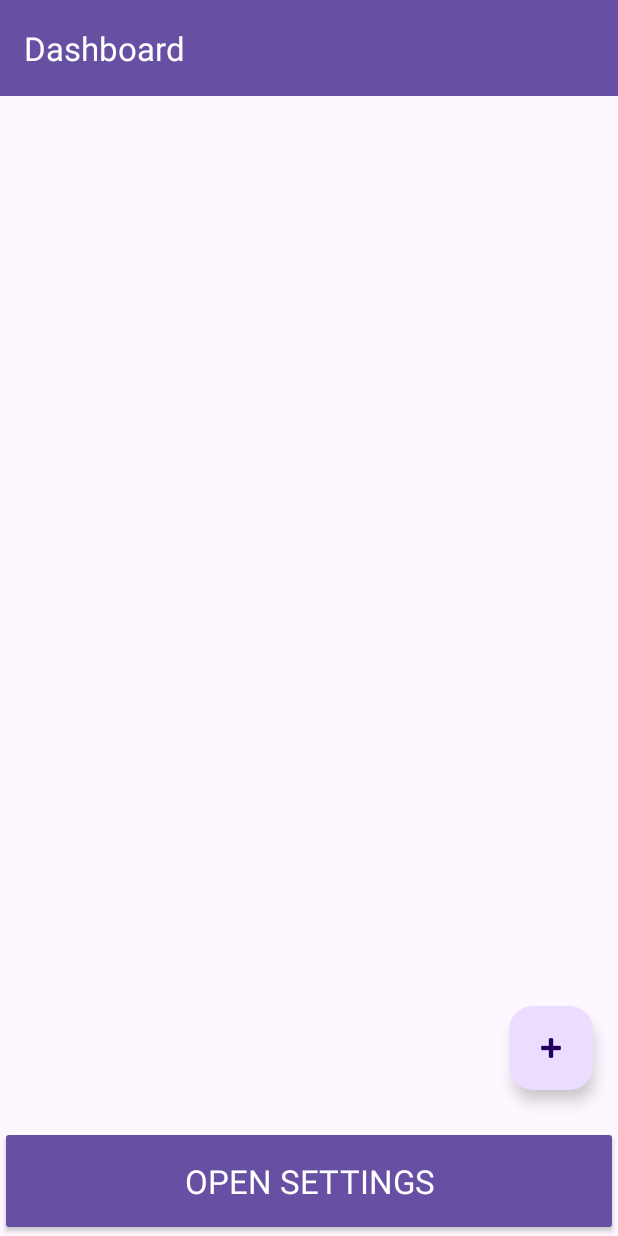
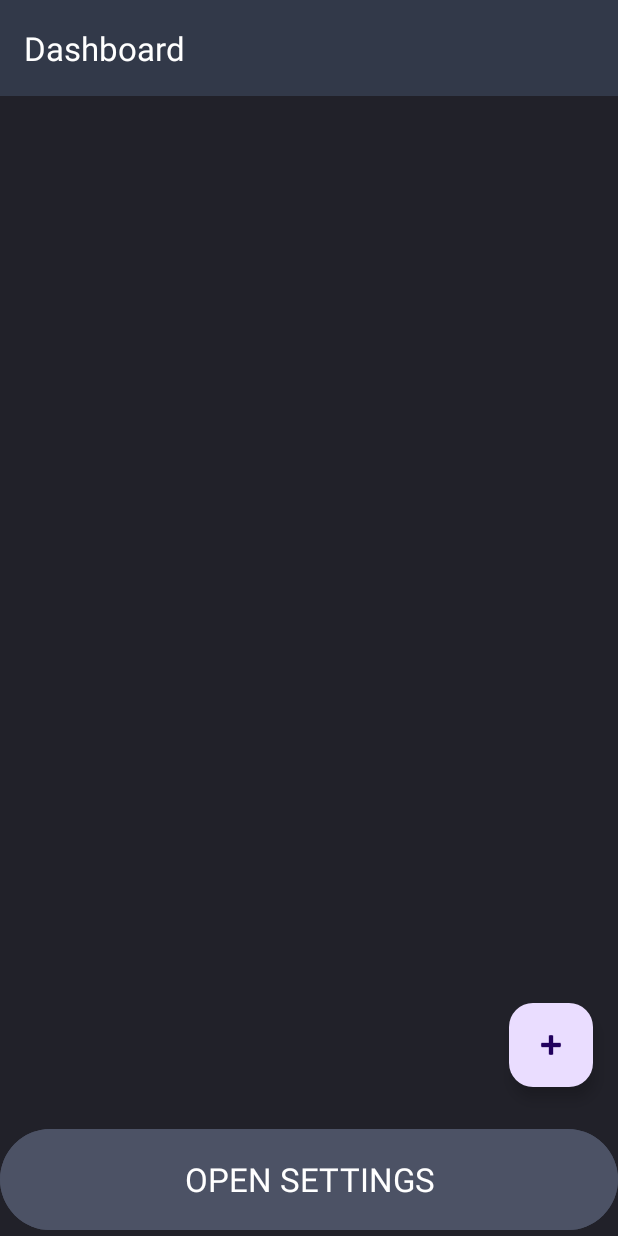
Before and after one commit to muradnajafli/To-Do-List-App, an Android app: the screen it shows after launch (MainActivity), on a phone screen of 412 x 824 dp. Run offline under Robolectric (Android 15) with nearby library versions, the phone set to English and light mode, and no system bars; our stand-ins replace Dagger/Hilt's generated code.

Commit message:
- Successfully applied Clean Architecture principles to enhance code maintainability and scalability. - Implemented MVVM design pattern correctly to ensure separation of concerns and improve testability. - Optimized performance by employing efficient database operations and asynchronous programming techniques. - Successfully identified and resolved bugs to enhance overall stability and reliability of the application.

```diff
--- a/app/src/main/java/com/muradnajafli/todolistapp/MainActivity.kt
+++ b/app/src/main/java/com/muradnajafli/todolistapp/MainActivity.kt
@@ -1,7 +1,7 @@
 package com.muradnajafli.todolistapp
 
+import android.os.Bundle
 import androidx.appcompat.app.AppCompatActivity
-import android.os.Bundle
 import com.muradnajafli.todolistapp.databinding.ActivityMainBinding
 import dagger.hilt.android.AndroidEntryPoint
 
@@ -14,4 +14,5 @@ class MainActivity : AppCompatActivity() {
         binding = ActivityMainBinding.inflate(layoutInflater)
         setContentView(binding.root)
     }
+
 }
--- a/app/src/main/java/com/muradnajafli/todolistapp/domain/model/Todo.kt
+++ b/app/src/main/java/com/muradnajafli/todolistapp/domain/model/Todo.kt
@@ -3,6 +3,6 @@ package com.muradnajafli.todolistapp.domain.model
 import java.util.UUID
 
 data class Todo(
-    var id: Long = UUID.randomUUID().mostSignificantBits and Long.MAX_VALUE,
-    var title: String
+    val id: Long = UUID.randomUUID().mostSignificantBits and Long.MAX_VALUE,
+    val title: String
 )
--- a/app/src/main/java/com/muradnajafli/todolistapp/domain/usecase/settings/GetCompletedColorUseCase.kt
+++ b/app/src/main/java/com/muradnajafli/todolistapp/domain/usecase/settings/GetCompletedColorUseCase.kt
@@ -10,6 +10,7 @@ class GetCompletedColorUseCaseImpl(
     override operator fun invoke() = colorManager.getCompletedColor()
 
 }
+
 interface GetCompletedColorUseCase {
 
     operator fun invoke(): Int
--- a/app/src/main/java/com/muradnajafli/todolistapp/domain/usecase/task/DeleteTaskUseCase.kt
+++ b/app/src/main/java/com/muradnajafli/todolistapp/domain/usecase/task/DeleteTaskUseCase.kt
@@ -11,6 +11,7 @@ class DeleteTaskUseCaseImpl @Inject constructor(
         taskRepository.deleteTaskById(taskId)
     }
 }
+
 interface DeleteTaskUseCase {
     operator fun invoke(taskId: Long)
 }
--- a/app/src/main/java/com/muradnajafli/todolistapp/domain/usecase/task/GetTasksUseCase.kt
+++ b/app/src/main/java/com/muradnajafli/todolistapp/domain/usecase/task/GetTasksUseCase.kt
@@ -9,11 +9,11 @@ import javax.inject.Inject
 class GetTasksUseCaseImpl @Inject constructor(
     private val taskRepository: TaskRepository
 ) : GetTasksUseCase {
-    override fun invoke(listId: Long): Flow<List<Task>> {
-        return taskRepository.getTasks(listId)
+    override fun invoke(todoId: Long): Flow<List<Task>> {
+        return taskRepository.getTasks(todoId)
     }
 }
 
 interface GetTasksUseCase {
-    operator fun invoke(listId: Long): Flow<List<Task>>
+    operator fun invoke(todoId: Long): Flow<List<Task>>
 }
--- a/app/src/main/java/com/muradnajafli/todolistapp/domain/usecase/todo/UpdateTodoByIdUseCase.kt
+++ b/app/src/main/java/com/muradnajafli/todolistapp/domain/usecase/todo/UpdateTodoByIdUseCase.kt
@@ -12,6 +12,7 @@ class UpdateTodoByIdUseCaseImpl @Inject constructor(
     }
 
 }
+
 interface UpdateTodoByIdUseCase {
     operator fun invoke(todoId: Long, title: String)
 }
--- a/app/src/main/java/com/muradnajafli/todolistapp/presentation/settings/SettingsActivity.kt
+++ b/app/src/main/java/com/muradnajafli/todolistapp/presentation/settings/SettingsActivity.kt
@@ -1,8 +1,8 @@
 package com.muradnajafli.todolistapp.presentation.settings
 
-import androidx.appcompat.app.AppCompatActivity
 import android.os.Bundle
 import androidx.activity.viewModels
+import androidx.appcompat.app.AppCompatActivity
 import androidx.lifecycle.lifecycleScope
 import com.muradnajafli.todolistapp.R
 import com.muradnajafli.todolistapp.databinding.ActivitySettingsBinding
--- a/app/src/main/java/com/muradnajafli/todolistapp/presentation/task/TaskFragment.kt
+++ b/app/src/main/java/com/muradnajafli/todolistapp/presentation/task/TaskFragment.kt
@@ -7,6 +7,7 @@ import android.view.View
 import android.view.ViewGroup
 import android.widget.EditText
 import androidx.appcompat.app.AlertDialog
+import androidx.appcompat.app.AppCompatActivity
 import androidx.fragment.app.viewModels
 import androidx.lifecycle.lifecycleScope
 import androidx.navigation.fragment.navArgs
@@ -35,10 +36,15 @@ class TaskFragment : Fragment() {
 
     override fun onViewCreated(view: View, savedInstanceState: Bundle?) {
         super.onViewCreated(view, savedInstanceState)
+        setUpToolbarTitle()
         setUpRecyclerView()
         observeViewModel()
         setOnClickListeners()
         taskViewModel.getTasks(args.listId)
+    }
+
+    private fun setUpToolbarTitle() {
+        binding.toolbar.title = args.todoName
     }
 
     private fun setUpRecyclerView() {
--- a/app/src/main/java/com/muradnajafli/todolistapp/presentation/todo/TodoViewModel.kt
+++ b/app/src/main/java/com/muradnajafli/todolistapp/presentation/todo/TodoViewModel.kt
@@ -56,4 +56,8 @@ class TodoViewModel @Inject constructor(
             getTodos()
         }
     }
+
+    fun getTitleById(id: Long): String {
+        return _todos.value.find { it.id == id }?.title ?: ""
+    }
 }
--- a/app/src/main/java/com/muradnajafli/todolistapp/utils/ColorManager.kt
+++ b/app/src/main/java/com/muradnajafli/todolistapp/utils/ColorManager.kt
@@ -28,4 +28,5 @@ class ColorManager @Inject constructor(
     fun saveUncompletedColorToSharedPreferences(color: Int) {
         uncompletedColorPreference = color
     }
+
 }
--- a/app/src/main/res/layout/fragment_task.xml
+++ b/app/src/main/res/layout/fragment_task.xml
@@ -8,7 +8,7 @@
 
     <androidx.appcompat.widget.Toolbar
         app:titleTextColor="#FFFFFF"
-        app:title="New List"
+        tools:title="New List"
         android:id="@+id/toolbar"
         android:layout_width="0dp"
         android:layout_height="wrap_content"
--- a/app/src/main/res/layout/fragment_todo.xml
+++ b/app/src/main/res/layout/fragment_todo.xml
@@ -3,13 +3,14 @@
     xmlns:tools="http://schemas.android.com/tools"
     android:layout_width="match_parent"
     android:layout_height="match_parent"
+    android:background="#212129"
     tools:context=".presentation.todo.TodoFragment">
 
     <Button
         android:id="@+id/settingsButton"
-        style="@style/Widget.AppCompat.Button"
+        android:backgroundTint="#4c5265"
         android:layout_width="0dp"
-        android:layout_height="73dp"
+        android:layout_height="75dp"
         android:text="@string/open_settings"
         android:textAppearance="@style/TextAppearance.AppCompat.Large"
         app:layout_constraintBottom_toBottomOf="parent"
@@ -34,7 +35,7 @@
         android:id="@+id/toolbar"
         android:layout_width="0dp"
         android:layout_height="wrap_content"
-        android:background="?attr/colorPrimary"
+        android:background="#323949"
         android:minHeight="?attr/actionBarSize"
         android:theme="?attr/actionBarTheme"
         app:layout_constraintEnd_toEndOf="parent"
--- a/app/src/main/res/navigation/nav_graph.xml
+++ b/app/src/main/res/navigation/nav_graph.xml
@@ -13,6 +13,9 @@
         <argument
             android:name="listId"
             app:argType="long" />
+        <argument
+            android:name="todoName"
+            app:argType="string" />
     </fragment>
     <fragment
         android:id="@+id/todoFragment"
--- a/app/src/main/res/values/strings.xml
+++ b/app/src/main/res/values/strings.xml
@@ -23,4 +23,6 @@
     <string name="violet">Violet</string>
     <string name="edit_button_description">edit_button</string>
     <string name="delete_button_description">delete_button</string>
+    <string name="add_todo">Add ToDo</string>
+    <string name="update_todo">Update ToDo</string>
 </resources>
```
Also changed, not shown: app/src/main/java/com/muradnajafli/todolistapp/presentation/todo/TodoFragment.kt (+16 -10 lines).
